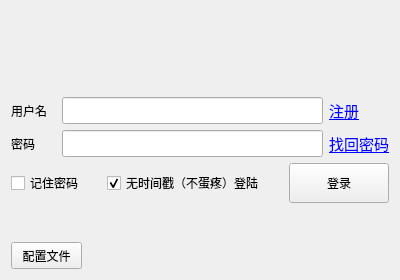
Qt form Qt4-PC-Client/login.ui (jysperm/ZeroMS-1x) before a commit.
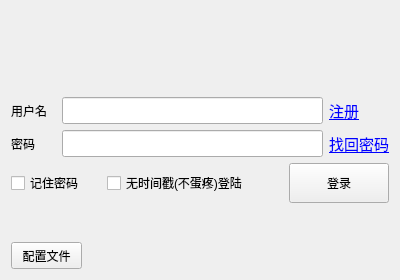
The same form after that commit.

Commit message: 客户端大改基本完成(可以运行了) 在配置文件中增加了是否默认不蛋痛登陆的选项

```diff
--- a/Qt4-PC-Client/login.ui
+++ b/Qt4-PC-Client/login.ui
@@ -197,10 +197,10 @@
           <bool>false</bool>
          </property>
          <property name="text">
-          <string>无时间戳（不蛋疼）登陆</string>
+          <string>无时间戳(不蛋疼)登陆</string>
          </property>
          <property name="checked">
-          <bool>true</bool>
+          <bool>false</bool>
          </property>
         </widget>
        </item>
```
The commit also changes 14 other files.
